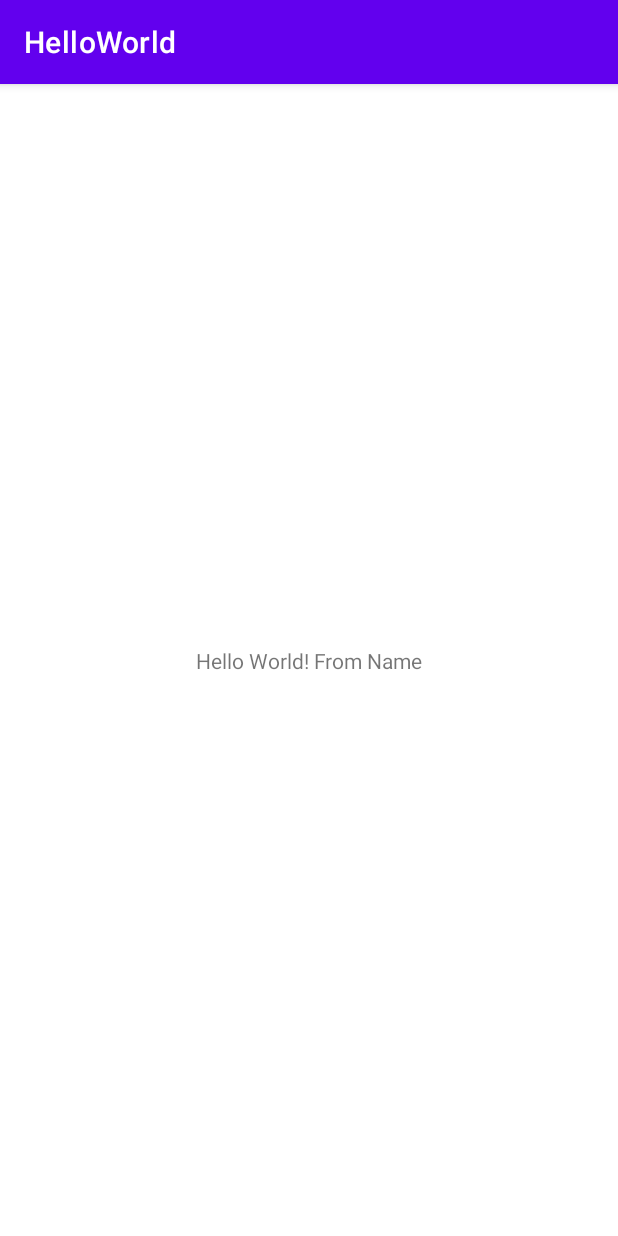
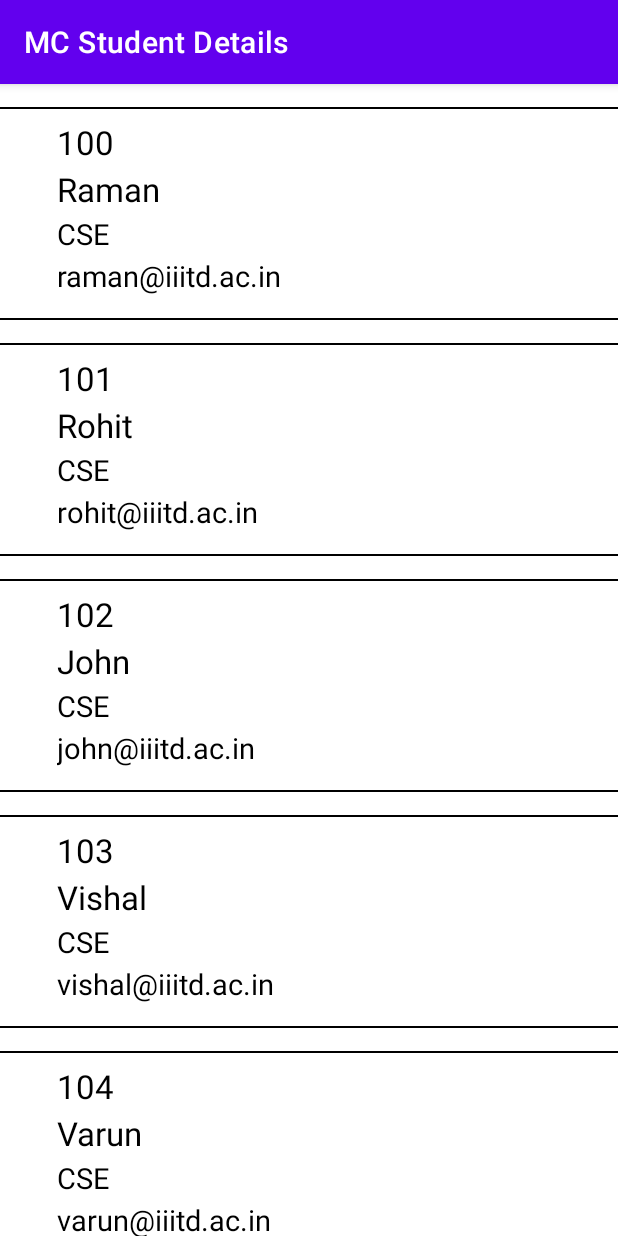
Before and after one commit to visheshcse/assignment0-visheshgoel05, an Android app: the screen it shows after launch (MainActivity before the commit, McStudentsListActivity after it), on a phone screen of 412 x 824 dp. Run offline under Robolectric (Android 15) with nearby library versions, the phone set to English and light mode, and no system bars.

Commit message:
Recycler View And Edit Fragment Done

```diff
--- a/app/build.gradle
+++ b/app/build.gradle
@@ -33,7 +33,11 @@ dependencies {
     implementation 'androidx.appcompat:appcompat:1.1.0'
     implementation 'com.google.android.material:material:1.1.0'
     implementation 'androidx.constraintlayout:constraintlayout:1.1.3'
+    implementation 'androidx.legacy:legacy-support-v4:1.0.0'
     testImplementation 'junit:junit:4.+'
     androidTestImplementation 'androidx.test.ext:junit:1.1.1'
     androidTestImplementation 'androidx.test.espresso:espresso-core:3.2.0'
+    implementation "androidx.recyclerview:recyclerview:1.1.0"
+    // For control over item selection of both touch and mouse driven selection
+    implementation "androidx.recyclerview:recyclerview-selection:1.1.0"
 }
--- a/app/src/main/AndroidManifest.xml
+++ b/app/src/main/AndroidManifest.xml
@@ -9,7 +9,8 @@
         android:roundIcon="@mipmap/ic_launcher_round"
         android:supportsRtl="true"
         android:theme="@style/Theme.HelloWorld">
-        <activity android:name=".MainActivity">
+        <activity android:name=".DetailsActivity"></activity>
+        <activity android:name=".McStudentsListActivity">
             <intent-filter>
                 <action android:name="android.intent.action.MAIN" />
 
--- a/app/src/main/java/com/example/helloworld/MainActivity.java
+++ /dev/null
@@ -1,14 +0,0 @@
-package com.example.helloworld;
-
-import androidx.appcompat.app.AppCompatActivity;
-
-import android.os.Bundle;
-
-public class MainActivity extends AppCompatActivity {
-
-    @Override
-    protected void onCreate(Bundle savedInstanceState) {
-        super.onCreate(savedInstanceState);
-        setContentView(R.layout.activity_main);
-    }
-}
--- /dev/null
+++ b/app/src/main/java/com/example/helloworld/McStudentsListActivity.java
@@ -0,0 +1,15 @@
+package com.example.helloworld;
+
+import androidx.appcompat.app.AppCompatActivity;
+import androidx.fragment.app.Fragment;
+
+import android.os.Bundle;
+
+public class McStudentsListActivity extends SingleFragmentActivity {
+
+    @Override
+    protected Fragment createFragment() {
+        return new McStudentsListFragment();
+    }
+
+}
--- /dev/null
+++ b/app/src/main/java/com/example/helloworld/McStudentsListFragment.java
@@ -0,0 +1,186 @@
+package com.example.helloworld;
+
+import android.content.Intent;
+import android.os.Bundle;
+
+import androidx.fragment.app.Fragment;
+import androidx.recyclerview.widget.LinearLayoutManager;
+import androidx.recyclerview.widget.RecyclerView;
+
+import android.view.LayoutInflater;
+import android.view.View;
+import android.view.ViewGroup;
+import android.widget.CheckBox;
+import android.widget.TextView;
+import android.widget.Toast;
+
+import java.util.List;
+
+import static android.app.Activity.RESULT_OK;
+
+/**
+ * A simple {@link Fragment} subclass.
+ * Use the {@link McStudentsListFragment#newInstance} factory method to
+ * create an instance of this fragment.
+ */
+public class McStudentsListFragment extends Fragment {
+
+    // TODO: Rename parameter arguments, choose names that match
+    // the fragment initialization parameters, e.g. ARG_ITEM_NUMBER
+    private static final String ARG_PARAM1 = "param1";
+    private static final String ARG_PARAM2 = "param2";
+    private int requestCode = -1;
+
+    private RecyclerView studentListRecylerView;
+    private StudentListAdapter studentListAdapter;
+
+    // TODO: Rename and change types of parameters
+    private String mParam1;
+    private String mParam2;
+
+    public McStudentsListFragment() {
+        // Required empty public constructor
+    }
+
+    /**
+     * Use this factory method to create a new instance of
+     * this fragment using the provided parameters.
+     *
+     * @param param1 Parameter 1.
+     * @param param2 Parameter 2.
+     * @return A new instance of fragment McStudentsListFragment.
+     */
+    // TODO: Rename and change types and number of parameters
+    public static McStudentsListFragment newInstance(String param1, String param2) {
+        McStudentsListFragment fragment = new McStudentsListFragment();
+        Bundle args = new Bundle();
+        args.putString(ARG_PARAM1, param1);
+        args.putString(ARG_PARAM2, param2);
+        fragment.setArguments(args);
+        return fragment;
+    }
+
+    @Override
+    public void onCreate(Bundle savedInstanceState) {
+        super.onCreate(savedInstanceState);
+        if (getArguments() != null) {
+            mParam1 = getArguments().getString(ARG_PARAM1);
+            mParam2 = getArguments().getString(ARG_PARAM2);
+        }
+    }
+
+    @Override
+    public View onCreateView(LayoutInflater inflater, ViewGroup container,
+                             Bundle savedInstanceState) {
+        // Inflate the layout for this fragment
+        View view = inflater.inflate(R.layout.fragment_mc_students_list, container, false);
+
+        studentListRecylerView = (RecyclerView) view
+                .findViewById(R.id.student_recycler_view);
+        studentListRecylerView.setLayoutManager(new LinearLayoutManager(getActivity()));
+
+        updateUI();
+
+        return view;
+
+    }
+    private void updateUI() {
+        RegisteredStudentsDetails registeredStudentsDetails = RegisteredStudentsDetails.get(getActivity());
+        List<Student> students = registeredStudentsDetails.getStudents();
+
+        studentListAdapter = new StudentListAdapter(students);
+        studentListRecylerView.setAdapter(studentListAdapter);
+    }
+
+    private class StudentHolder extends RecyclerView.ViewHolder
+            implements View.OnClickListener {
+
+        private Student student;
+
+        private TextView rollNoTextView;
+        private TextView nameTextView;
+        private TextView deptTextView;
+        private TextView emailTextView;
+
+        public StudentHolder(LayoutInflater inflater, ViewGroup parent) {
+            super(inflater.inflate(R.layout.list_item_student, parent, false));
+            itemView.setOnClickListener(this);
+
+            rollNoTextView = (TextView) itemView.findViewById(R.id.student_roll_no);
+            nameTextView = (TextView) itemView.findViewById(R.id.student_name);
+            deptTextView = (TextView) itemView.findViewById(R.id.student_dept);
+            emailTextView = (TextView) itemView.findViewById(R.id.student_emailId);
+        }
+
+        public void bind(Student student) {
+            this.student = student;
+            rollNoTextView.setText(this.student.getRollNo());
+            nameTextView.setText(this.student.getName());
+            deptTextView.setText(this.student.getDept());
+            emailTextView.setText(this.student.getEmailId());
+        }
+
+        @Override
+        public void onClick(View view) {
+//            Toast.makeText(getActivity(),
+//                    this.student.getName() + " clicked!", Toast.LENGTH_SHORT)
+//                    .show();
+
+            String rollNo = this.student.getRollNo();
+            System.out.println("Vishesh" + rollNo);
+            Intent intent = new Intent(getActivity(), DetailsActivity.class);
+
+            intent.putExtra("position" , getAdapterPosition());
+            startActivityForResult(intent, requestCode);
+        }
+    }
+
+    private class StudentListAdapter extends RecyclerView.Adapter<StudentHolder> {
+
+        private List<Student> students;
+
+        public StudentListAdapter(List<Student> students) {
+            this.students = students;
+        }
+
+        @Override
+        public StudentHolder onCreateViewHolder(ViewGroup parent, int viewType) {
+            LayoutInflater layoutInflater = LayoutInflater.from(getActivity());
+            return new StudentHolder(layoutInflater, parent);
+        }
+
+        @Override
+        public void onBindViewHolder(StudentHolder holder, int position) {
+            Student student = students.get(position);
+            holder.bind(student);
+        }
+
+        @Override
+        public int getItemCount() {
+            return students.size();
+        }
+    }
+
+    @Override
+    public void onResume() {
+        super.onResume();
+        updateUI();
+    }
+
+
+
+
+    @Override
+    public void onActivityResult(int requestCode, int resultCode, Intent data) {
+        super.onActivityResult(requestCode, resultCode, data);
+        studentListAdapter.notifyDataSetChanged();
+        if (requestCode == -1) {
+            if(resultCode == RESULT_OK) {
+                studentListAdapter.notifyDataSetChanged();
+            }
+        }
+    }
+
+
+
+}
--- /dev/null
+++ b/app/src/main/java/com/example/helloworld/RegisteredStudentsDetails.java
@@ -0,0 +1,49 @@
+package com.example.helloworld;
+
+import android.content.Context;
+
+import java.util.ArrayList;
+import java.util.Arrays;
+import java.util.List;
+import java.util.UUID;
+
+public class RegisteredStudentsDetails {
+    private static RegisteredStudentsDetails registeredStudentsDetails;
+
+    private List<Student> students;
+    private ArrayList<String> studentNames = new ArrayList<String>(Arrays.asList(
+            "Raman", "Rohit", "John", "Vishal", "Varun", "Smith" , "Watson", "Vikram", "Ravi", "Vicky",
+            "Sarthak" ,"Priya", "Sandhya", "Glenn", "Usha", "William", "John", "Scott", "Raj", "Rajat",
+            "Abhishek", "Tarun", "Sahil", "Mani", "Manik", "Ankur", "Gautam", "Suraj", "Vivek", "Aaastha"));
+
+    public static RegisteredStudentsDetails get(Context context) {
+        if (registeredStudentsDetails == null) {
+            registeredStudentsDetails = new RegisteredStudentsDetails(context);
+        }
+
+        return registeredStudentsDetails;
+    }
+
+    private RegisteredStudentsDetails(Context context) {
+        students = new ArrayList<>();
+        for (int i = 0; i < 30; i++) {
+            Student student = new Student("10"+ Integer.toString(i),
+                    studentNames.get(i), "CSE", studentNames.get(i).toLowerCase() + "@iiitd.ac.in");
+            students.add(student);
+        }
+    }
+
+    public List<Student> getStudents() {
+        return students;
+    }
+
+//    public Student getStudent(String id) {
+//        for (Student student : students) {
+//            if (student.getRollNo().equals(id)) {
+//                return student;
+//            }
+//        }
+//
+//        return null;
+//    }
+}
--- /dev/null
+++ b/app/src/main/java/com/example/helloworld/SingleFragmentActivity.java
@@ -0,0 +1,27 @@
+package com.example.helloworld;
+
+import android.os.Bundle;
+
+import androidx.appcompat.app.AppCompatActivity;
+import androidx.fragment.app.Fragment;
+import androidx.fragment.app.FragmentManager;
+
+
+public abstract class SingleFragmentActivity extends AppCompatActivity {
+
+    protected abstract Fragment createFragment();
+
+
+    protected void onCreate(Bundle savedInstanceState) {
+        super.onCreate(savedInstanceState);
+        setContentView(R.layout.activity_fragment);
+
+        FragmentManager fm = getSupportFragmentManager();
+        Fragment fragment = fm.findFragmentById(R.id.fragmentHolder);
+
+        if (fragment == null) {
+            fragment = createFragment();
+            fm.beginTransaction().add(R.id.fragmentHolder, fragment).commit();
+        }
+    }
+}
--- /dev/null
+++ b/app/src/main/java/com/example/helloworld/Student.java
@@ -0,0 +1,48 @@
+package com.example.helloworld;
+
+public class Student {
+
+    private String rollNo;
+    private String name;
+    private String dept;
+    private String emailId;
+
+    public Student(String rollNo, String name, String dept, String emailId) {
+        this.rollNo = rollNo;
+        this.name = name;
+        this.dept = dept;
+        this.emailId = emailId;
+    }
+
+    public String getRollNo() {
+        return rollNo;
+    }
+
+    public void setRollNo(String rollNo) {
+        this.rollNo = rollNo;
+    }
+
+    public String getName() {
+        return name;
+    }
+
+    public void setName(String name) {
+        this.name = name;
+    }
+
+    public String getDept() {
+        return dept;
+    }
+
+    public void setDept(String dept) {
+        this.dept = dept;
+    }
+
+    public String getEmailId() {
+        return emailId;
+    }
+
+    public void setEmailId(String emailId) {
+        this.emailId = emailId;
+    }
+}
--- /dev/null
+++ b/app/src/main/res/layout/activity_fragment.xml
@@ -0,0 +1,9 @@
+<?xml version="1.0" encoding="utf-8"?>
+<FrameLayout xmlns:android="http://schemas.android.com/apk/res/android"
+    xmlns:app="http://schemas.android.com/apk/res-auto"
+    xmlns:tools="http://schemas.android.com/tools"
+    android:layout_width="match_parent"
+    android:layout_height="match_parent"
+    android:id="@+id/fragmentHolder"
+    tools:context=".McStudentsListActivity">
+</FrameLayout>
--- a/app/src/main/res/layout/activity_main.xml
+++ /dev/null
@@ -1,18 +0,0 @@
-<?xml version="1.0" encoding="utf-8"?>
-<androidx.constraintlayout.widget.ConstraintLayout xmlns:android="http://schemas.android.com/apk/res/android"
-    xmlns:app="http://schemas.android.com/apk/res-auto"
-    xmlns:tools="http://schemas.android.com/tools"
-    android:layout_width="match_parent"
-    android:layout_height="match_parent"
-    tools:context=".MainActivity">
-
-    <TextView
-        android:layout_width="wrap_content"
-        android:layout_height="wrap_content"
-        android:text="@string/greeting_text"
-        app:layout_constraintBottom_toBottomOf="parent"
-        app:layout_constraintLeft_toLeftOf="parent"
-        app:layout_constraintRight_toRightOf="parent"
-        app:layout_constraintTop_toTopOf="parent" />
-
-</androidx.constraintlayout.widget.ConstraintLayout>
--- /dev/null
+++ b/app/src/main/res/layout/fragment_mc_students_list.xml
@@ -0,0 +1,5 @@
+<?xml version="1.0" encoding="utf-8"?>
+<androidx.recyclerview.widget.RecyclerView android:id="@+id/student_recycler_view"
+    xmlns:android="http://schemas.android.com/apk/res/android"
+    android:layout_width="match_parent"
+    android:layout_height="match_parent"/>
--- /dev/null
+++ b/app/src/main/res/layout/list_item_student.xml
@@ -0,0 +1,59 @@
+<?xml version="1.0" encoding="utf-8"?>
+<LinearLayout xmlns:android="http://schemas.android.com/apk/res/android"
+    xmlns:tools="http://schemas.android.com/tools"
+    android:layout_width="match_parent"
+    android:layout_height="wrap_content"
+    android:orientation="vertical"
+    android:gravity="center_vertical">
+    android:padding="8dp">
+    <View
+        android:layout_width="match_parent"
+        android:layout_height="1dp"
+        android:layout_marginTop="15dp"
+        android:background="@android:color/black"/>
+    <TextView
+        android:id="@+id/student_roll_no"
+        android:layout_width="match_parent"
+        android:layout_height="wrap_content"
+        android:layout_marginTop="7dp"
+        android:layout_marginLeft="25dp"
+        android:layout_gravity="center"
+        android:textSize="22sp"
+        android:textColor="@color/black"
+        android:text="Student Roll No"/>
+    <TextView
+        android:id="@+id/student_name"
+        android:layout_width="match_parent"
+        android:layout_height="wrap_content"
+        android:layout_marginTop="2dp"
+        android:layout_marginLeft="25dp"
+        android:layout_gravity="center"
+        android:textSize="22sp"
+        android:textColor="@color/black"
+        android:text="Student Name"/>
+    <TextView
+        android:id="@+id/student_dept"
+        android:layout_width="match_parent"
+        android:layout_height="wrap_content"
+        android:layout_marginTop="2dp"
+        android:layout_marginLeft="25dp"
+        android:layout_gravity="center"
+        android:textSize="19sp"
+        android:textColor="@color/black"
+        android:text="Student Department"/>
+    <TextView
+        android:id="@+id/student_emailId"
+        android:layout_width="match_parent"
+        android:layout_height="wrap_content"
+        android:layout_marginTop="2dp"
+        android:layout_marginLeft="25dp"
+        android:layout_gravity="center"
+        android:textSize="19sp"
+        android:textColor="@color/black"
+        android:text="Student Email Id"/>
+    <View
+        android:layout_width="match_parent"
+        android:layout_height="1dp"
+        android:layout_marginTop="15dp"
+        android:background="@android:color/black"/>
+</LinearLayout>
--- a/app/src/main/res/values/strings.xml
+++ b/app/src/main/res/values/strings.xml
@@ -1,4 +1,6 @@
 <resources>
-    <string name="app_name">HelloWorld</string>
+    <string name="app_name">MC Student Details</string>
     <string name="greeting_text">Hello World! "From Name" </string>
+    <!-- TODO: Remove or change this placeholder text -->
+    <string name="hello_blank_fragment">Hello blank fragment</string>
 </resources>
```
Also changed, not shown: app/src/main/java/com/example/helloworld/DetailsActivity.java (added, +11 -0 lines), app/src/main/java/com/example/helloworld/DetailsFragment.java (added, +105 -0 lines), app/src/main/res/layout/fragment_details.xml (added, +53 -0 lines).
